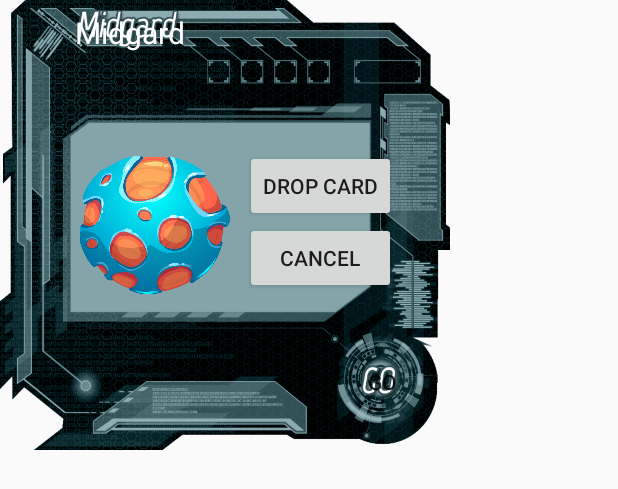
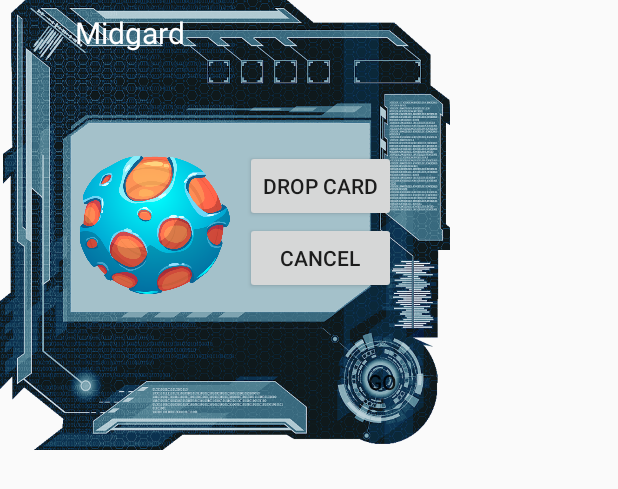
Before and after one commit to LarryShi/COMP7506SmartPhoneApp, an Android app: the layout dialog_location.xml on its own in the app's theme, with its tools: preview values and no code run, on a phone screen of 412 x 824 dp. Shown: the top 489 px of the screen. Run offline under Robolectric (Android 15) with nearby library versions, the phone set to English and light mode, and no system bars.

Commit message:
destination...
destination...

```diff
--- a/MyApplication_V1/app/src/main/res/layout/dialog_location.xml
+++ b/MyApplication_V1/app/src/main/res/layout/dialog_location.xml
@@ -3,7 +3,7 @@
     android:orientation="vertical"
     android:layout_width="@dimen/location_side"
     android:layout_height="@dimen/location_side"
-    android:background="@drawable/destination_midgard">
+    android:background="@drawable/destination">
 
 
     <TextView
```
Also changed, not shown: MyApplication_V1/app/src/main/res/drawable/destination.png (added), MyApplication_V1/app/src/main/res/drawable/destination_midgard.png (deleted).
